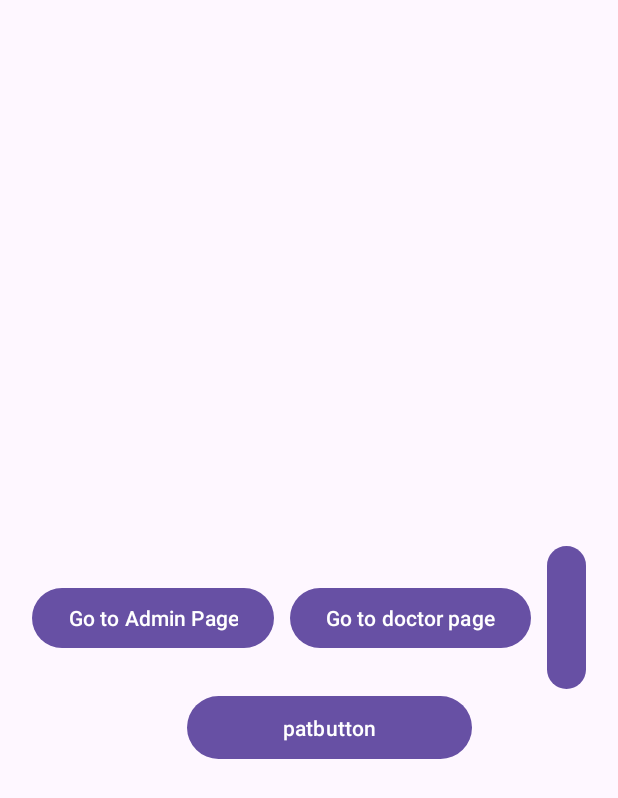
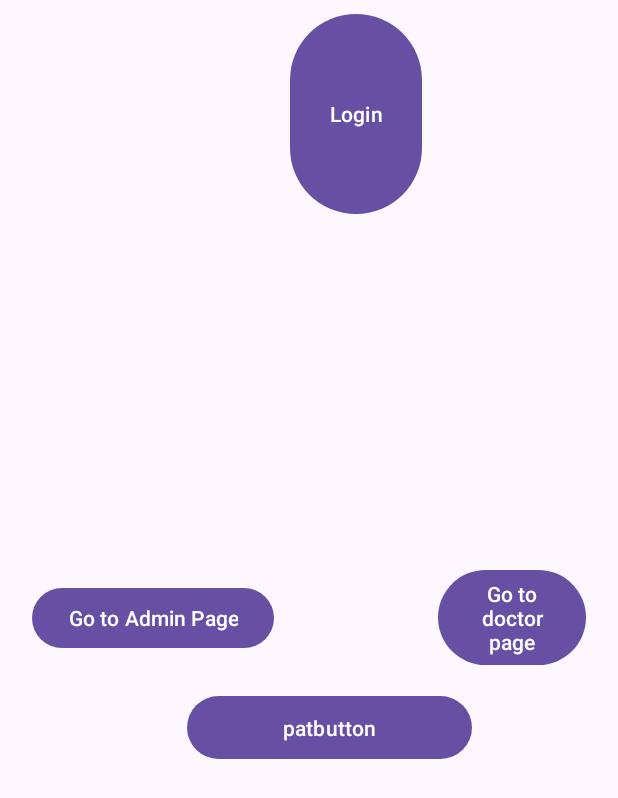
Before and after one commit to saladk21/Hospital_Management_System_V0.1, an Android app: the screen it shows after launch (MainActivity), on a phone screen of 412 x 824 dp. Shown: the top 798 px of the screen. Run offline under Robolectric (Android 15) with nearby library versions, the phone set to English and light mode, and no system bars.

```diff
--- a/app/src/main/res/layout/activity_main.xml
+++ b/app/src/main/res/layout/activity_main.xml
@@ -6,7 +6,7 @@
     android:layout_height="match_parent"
     tools:context=".MainActivity">
 
-    <LinearLayout xmlns:android="http://schemas.android.com/apk/res/android"
+    <LinearLayout
         android:layout_width="match_parent"
         android:layout_height="match_parent"
         android:paddingLeft="16dp"
@@ -24,7 +24,20 @@
         app:layout_constraintTop_toTopOf="parent"
         app:layout_constraintVertical_bias="0.345"
         android:layout_margin="5dp"/>
-    <Button
+
+        <Button
+            android:id="@+id/loginButton"
+            android:layout_width="wrap_content"
+            android:layout_height="141dp"
+            android:layout_margin="5dp"
+            android:text="Login"
+            app:layout_constraintBottom_toBottomOf="parent"
+            app:layout_constraintEnd_toEndOf="parent"
+            app:layout_constraintStart_toStartOf="parent"
+            app:layout_constraintTop_toTopOf="parent"
+            app:layout_constraintVertical_bias="0.345" />
+
+        <Button
         android:id="@+id/doctorButton"
         android:layout_width="wrap_content"
         android:layout_height="wrap_content"
@@ -37,30 +50,7 @@
         app:layout_constraintVertical_bias="0.345"
         android:layout_margin="5dp"/>
 
-        <Button
-            android:id="@+id/loginButton"
-            android:layout_width="wrap_content"
-            android:layout_height="wrap_content"
-            android:layout_gravity="center"
-            android:text="Login"
-            app:layout_constraintBottom_toBottomOf="parent"
-            app:layout_constraintEnd_toEndOf="parent"
-            app:layout_constraintStart_toStartOf="parent"
-            app:layout_constraintTop_toTopOf="parent"
-            app:layout_constraintVertical_bias="0.345"
-            android:layout_margin="5dp"/>
-
     </LinearLayout>
-
-    <TextView
-        android:id="@+id/textView"
-        android:layout_width="wrap_content"
-        android:layout_height="wrap_content"
-        android:text="    "
-        app:layout_constraintBottom_toBottomOf="parent"
-        app:layout_constraintEnd_toEndOf="parent"
-        app:layout_constraintStart_toStartOf="parent"
-        app:layout_constraintTop_toTopOf="parent" />
 
     <Button
         android:id="@+id/patButton"
```
Also changed, not shown: app/src/main/java/com/example/hospital_management_system_v01/Patient.java (+11 -5 lines), app/src/main/res/layout/activity_patient.xml (+14 -6 lines).
